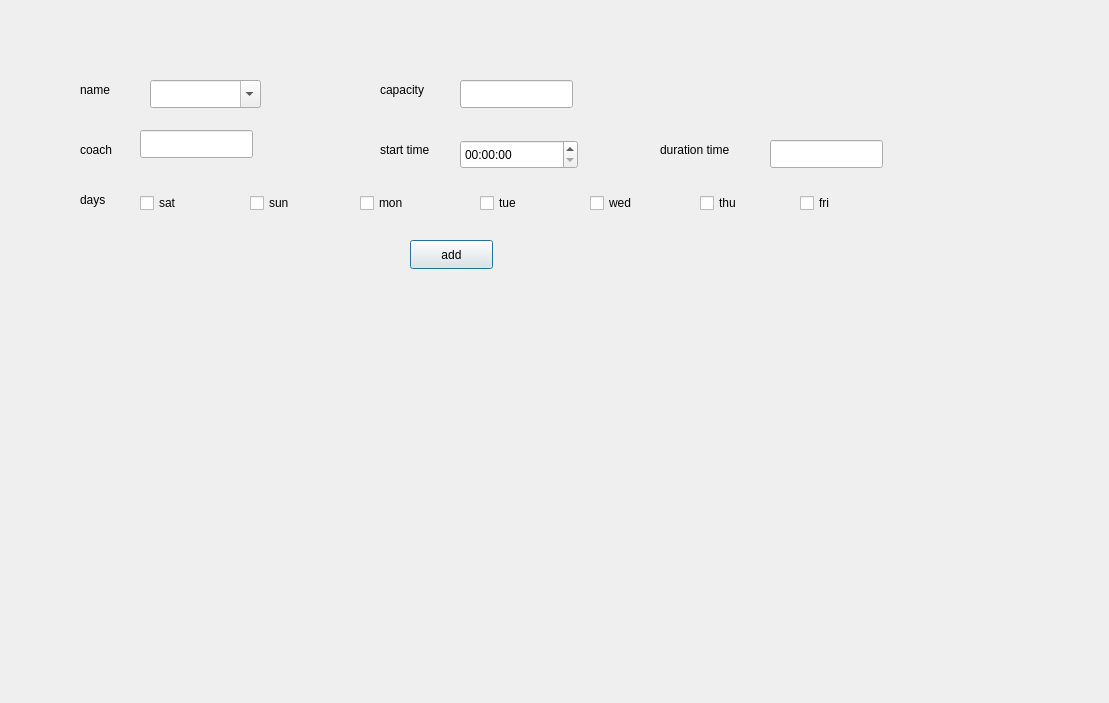
First picture: the form in addtraining.ui, repository YousefKaram5824/Project, before the edit.
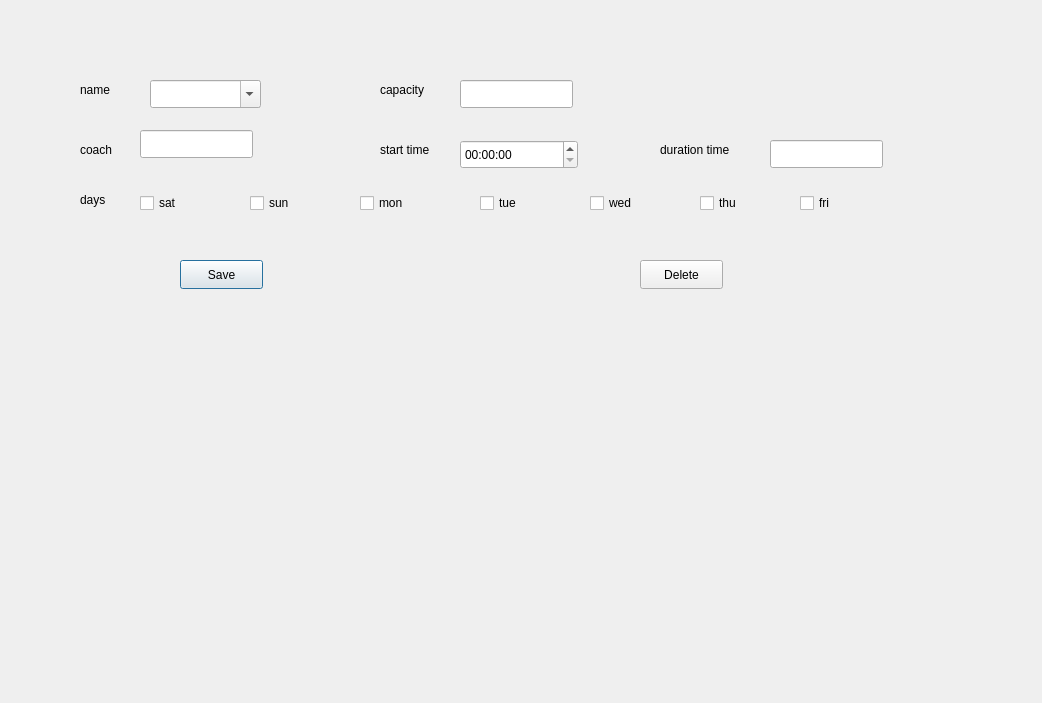
Second picture: the form after the edit.

The edit to the form file:
```diff
--- a/addtraining.ui
+++ b/addtraining.ui
@@ -6,7 +6,7 @@
    <rect>
     <x>0</x>
     <y>0</y>
-    <width>1109</width>
+    <width>1042</width>
     <height>703</height>
    </rect>
   </property>
@@ -225,14 +225,14 @@
   <widget class="QPushButton" name="pushButton_3">
    <property name="geometry">
     <rect>
-     <x>410</x>
-     <y>240</y>
+     <x>180</x>
+     <y>260</y>
      <width>83</width>
      <height>29</height>
     </rect>
    </property>
    <property name="text">
-    <string>add</string>
+    <string>Save</string>
    </property>
   </widget>
   <widget class="QComboBox" name="namecomboBox">
@@ -246,6 +246,22 @@
    </property>
    <property name="editable">
     <bool>true</bool>
+   </property>
+   <property name="currentIndex">
+    <number>-1</number>
+   </property>
+  </widget>
+  <widget class="QPushButton" name="DeletepushButton">
+   <property name="geometry">
+    <rect>
+     <x>640</x>
+     <y>260</y>
+     <width>83</width>
+     <height>29</height>
+    </rect>
+   </property>
+   <property name="text">
+    <string>Delete</string>
    </property>
   </widget>
  </widget>
```
